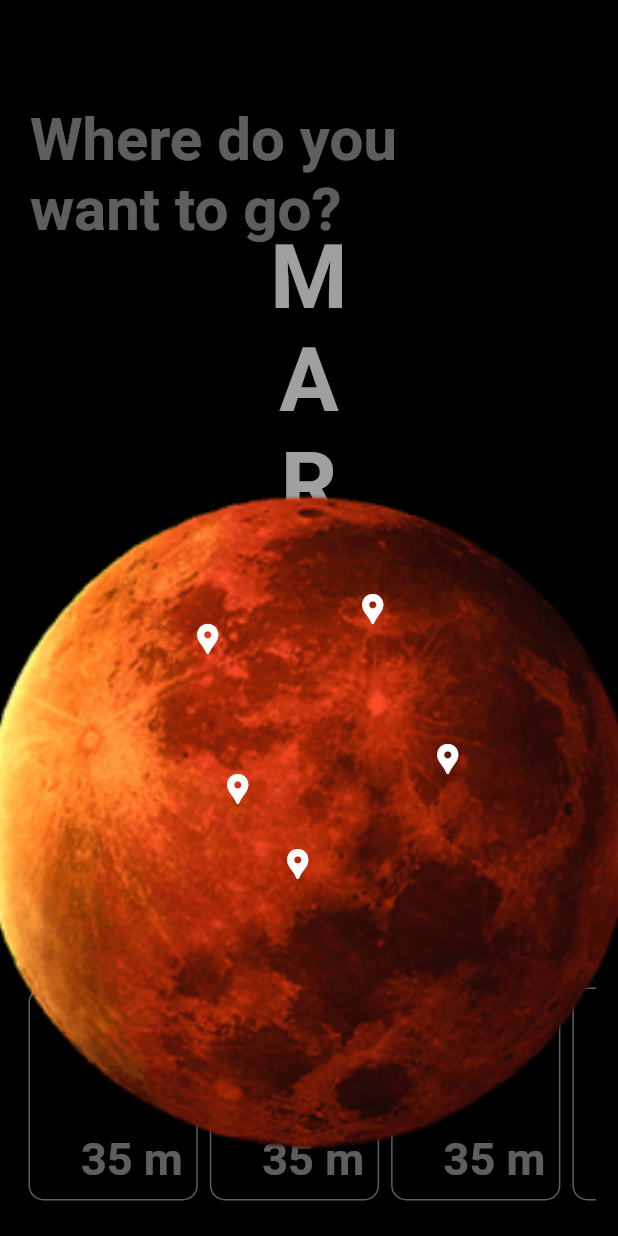
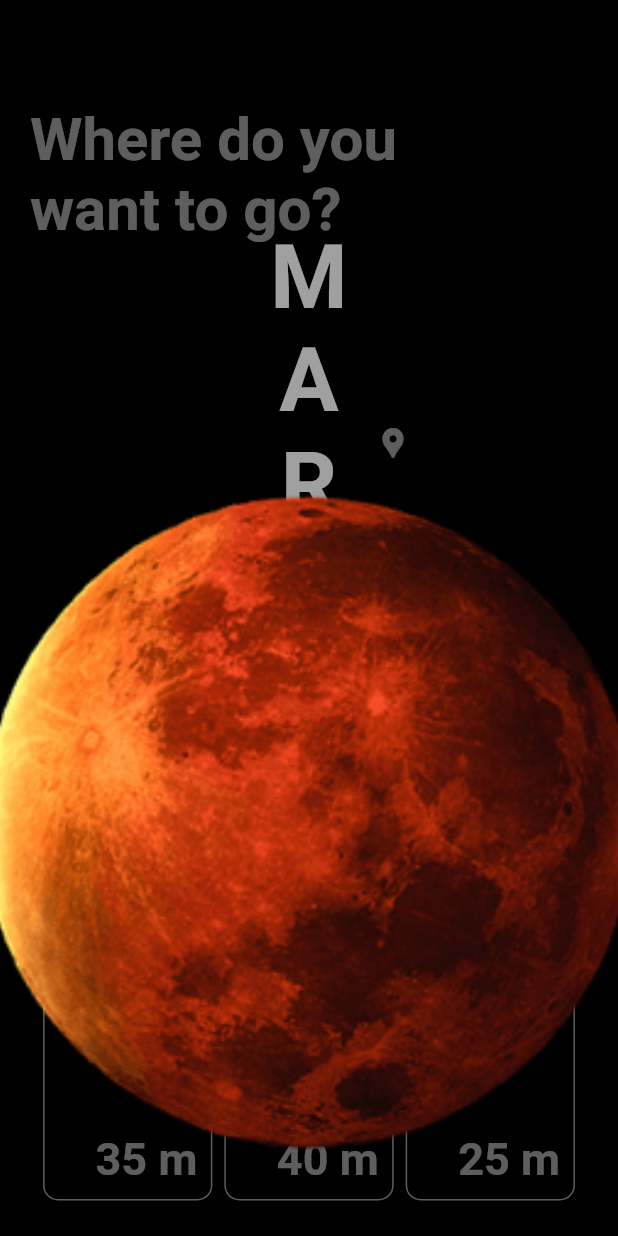
Before and after one commit to pg598595/flutter_animations, a Flutter app: the screen it shows after launch, after a tap on "Book Tickets", on a phone screen of 412 x 824 dp. Run offline on Flutter 3.47's test engine with Material 2 defaults, Android fonts, the phone set to English and light mode, and no system bars; drawn by our look-alikes of flutter_fadein; our stand-ins replace animated_text_kit, auto_animated; network calls fail.

Commit message:
[wip]location details

```diff
--- /dev/null
+++ b/lib/model/loactionDeatils.dart
@@ -0,0 +1,11 @@
+
+class LocationDetails  {
+  String name;
+  String distance;
+  int id;
+  String image;
+
+  LocationDetails({this.name, this.distance,this.id,this.image});
+
+
+}
--- a/lib/select_locations.dart
+++ b/lib/select_locations.dart
@@ -1,8 +1,12 @@
 import 'package:animated_text_kit/animated_text_kit.dart';
 import 'package:auto_animated/auto_animated.dart';
+import 'package:book_tickets/model/loactionDeatils.dart';
 import 'package:flutter/cupertino.dart';
 import 'package:flutter/material.dart';
 import 'package:flutter/rendering.dart';
+import 'package:flutter_fadein/flutter_fadein.dart';
+
+import 'location_details.dart';
 
 class SelectLocations extends StatefulWidget {
   @override
@@ -24,7 +28,6 @@ class _SelectLocationsState extends State<SelectLocations> {
       Offset(345, 286),
     ]
   ];
-  final int listItemCount = 4;
   final listShowItemDuration = Duration(milliseconds: 250);
 
   final scrollController = ScrollController();
@@ -42,6 +45,19 @@ class _SelectLocationsState extends State<SelectLocations> {
   }).toList();
   final List<Color> colors =
       List.generate(points.length, (index) => Color.fromRGBO(50, 50, 200, 0.5));
+  var locationList = List<LocationDetails>();
+
+  @override
+  void initState() {
+    locationList.add(
+        LocationDetails(name: "asdas", distance: "35 m", id: 1, image: ""));
+    locationList
+        .add(LocationDetails(name: "ttrt", distance: "40 m", id: 2, image: ""));
+    locationList.add(
+        LocationDetails(name: "asdcvcvas", distance: "25 m", id: 3, image: ""));
+
+    super.initState();
+  }
 
   @override
   Widget build(BuildContext context) {
@@ -50,11 +66,14 @@ class _SelectLocationsState extends State<SelectLocations> {
       child: Column(
         mainAxisAlignment: MainAxisAlignment.spaceAround,
         children: [
-          Padding(
+          FadeIn(
+            duration: Duration(seconds: 5),
+            child: Padding(
               padding: const EdgeInsets.only(left: 20.0, top: 50.0),
               child: Row(
                 children: [
                   TyperAnimatedTextKit(
+                    speed: Duration(microseconds: 500),
                     repeatForever: false,
                     totalRepeatCount: 1,
                     onTap: () {
@@ -72,52 +91,27 @@ class _SelectLocationsState extends State<SelectLocations> {
                 ],
               ),
             ),
+          ),
           Center(
             child: Container(
-              child: Hero(
-                tag: 'MarsImage',
               child: Stack(
                 alignment: Alignment.center,
                 children: [
-                    Image.asset(
+                  Hero(
+                    tag: 'MarsImage',
+                    child: Image.asset(
                       'assets/images/mars.png',
                       scale: 0.5,
                     ),
-                    Positioned(
-                        top: 100,
-                        left: 140,
-                        child: Icon(
-                          Icons.location_pin,
-                          color: Colors.white,
-                        )),
-                    Positioned(
-                        top: 200,
-                        left: 160,
-                        child: Icon(
-                          Icons.location_pin,
-                          color: Colors.white,
-                        )),
-                    Positioned(
-                        top: 180,
-                        left: 300,
-                        child: Icon(
-                          Icons.location_pin,
-                          color: Colors.white,
-                        )),
-                    Positioned(
-                        top: 250,
-                        left: 200,
-                        child: Icon(
-                          Icons.location_pin,
-                          color: Colors.white,
-                        )),
-                    Positioned(
-                        top: 80,
-                        left: 250,
-                        child: Icon(
-                          Icons.location_pin,
-                          color: Colors.white,
-                        )),
+                  ),
+                  Hero(
+                      tag: 'PinLocation',
+                      child: Positioned(
+                          top: 100, left: 140, child: buildPinIcon())),
+                  Positioned(top: 200, left: 160, child: buildPinIcon()),
+                  Positioned(top: 180, left: 300, child: buildPinIcon()),
+                  Positioned(top: 250, left: 200, child: buildPinIcon()),
+                  Positioned(top: 80, left: 250, child: buildPinIcon()),
 
                   // ImageMap(
                   //     imagePath: 'assets/images/transparentImage.png',
@@ -135,16 +129,42 @@ class _SelectLocationsState extends State<SelectLocations> {
               ),
             ),
           ),
-          ),
-          Padding(
+          FadeIn(
+            duration: Duration(seconds: 5),
+            child: Padding(
               padding: const EdgeInsets.only(left: 15.0, right: 15.0),
               child: SizedBox(
                 height: 150,
                 child: ListView.builder(
                   shrinkWrap: true,
                   scrollDirection: Axis.horizontal,
-                itemCount: 15,
-                itemBuilder: (BuildContext context, int index) => Card(
+                  itemCount: locationList.length,
+                  itemBuilder: (BuildContext context, int index) => InkWell(
+                    onTap: () {
+                      Navigator.of(context).push(
+                        PageRouteBuilder(
+                          transitionDuration: Duration(milliseconds: 1000),
+                          pageBuilder: (BuildContext context,
+                              Animation<double> animation,
+                              Animation<double> secondaryAnimation) {
+                            return LocationDetailsScreen();
+                          },
+                          maintainState: true,
+                          transitionsBuilder: (BuildContext context,
+                              Animation<double> animation,
+                              Animation<double> secondaryAnimation,
+                              Widget child) {
+                            return Align(
+                              child: SizeTransition(
+                                sizeFactor: animation,
+                                child: child,
+                              ),
+                            );
+                          },
+                        ),
+                      );
+                    },
+                    child: Card(
                       shape: RoundedRectangleBorder(
                         side: BorderSide(color: Colors.white, width: 1),
                         borderRadius: BorderRadius.circular(10),
@@ -156,7 +176,7 @@ class _SelectLocationsState extends State<SelectLocations> {
                           Padding(
                             padding: const EdgeInsets.all(10.0),
                             child: Text(
-                          "Zone ${index + 1}",
+                              "Zone ${locationList[index].id}",
                               style: TextStyle(
                                   color: Colors.white,
                                   fontWeight: FontWeight.w400,
@@ -170,7 +190,7 @@ class _SelectLocationsState extends State<SelectLocations> {
                               mainAxisAlignment: MainAxisAlignment.end,
                               children: [
                                 Text(
-                              "35 m",
+                                  locationList[index].distance,
                                   style: TextStyle(
                                       color: Colors.white,
                                       fontWeight: FontWeight.bold,
@@ -185,8 +205,17 @@ class _SelectLocationsState extends State<SelectLocations> {
                   ),
                 ),
               ),
+            ),
+          ),
         ],
       ),
     );
   }
+
+  Widget buildPinIcon() {
+    return Icon(
+      Icons.location_pin,
+      color: Colors.white,
+    );
   }
+}
```
Also changed, not shown: lib/location_details.dart (added, +174 -0 lines), assets/images/surface.jpeg (added), assets/images/surface2.jpg (added). Lines whose indentation alone changed are shown as unchanged.
